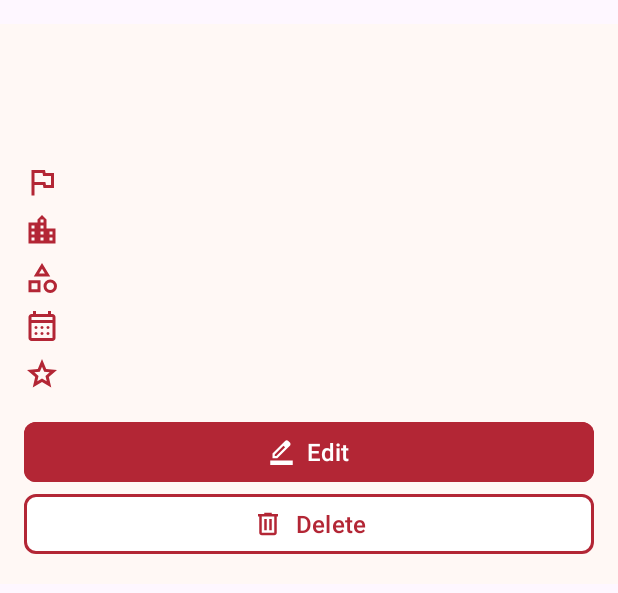
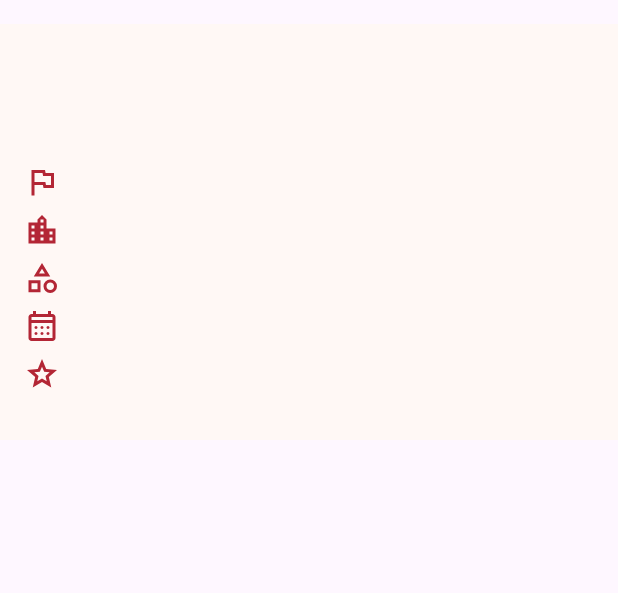
Before and after one commit to dianaarutcheva/travel-experience-tracker, an Android app: the layout item_travel_experience.xml on its own in the app's theme, with its tools: preview values and no code run, on a phone screen of 412 x 824 dp. Shown: the top 593 px of the screen. Run offline under Robolectric (Android 15) with nearby library versions, the phone set to English and light mode, and no system bars.

Commit message:
Refactor experience list actions and add Timber logging

```diff
--- a/app/build.gradle.kts
+++ b/app/build.gradle.kts
@@ -41,4 +41,5 @@ dependencies {
     testImplementation(libs.junit)
     androidTestImplementation(libs.androidx.espresso.core)
     androidTestImplementation(libs.androidx.junit)
+    implementation("com.jakewharton.timber:timber:5.0.1")
 }
--- a/app/src/main/res/layout/item_travel_experience.xml
+++ b/app/src/main/res/layout/item_travel_experience.xml
@@ -1,6 +1,5 @@
 <?xml version="1.0" encoding="utf-8"?>
 <LinearLayout xmlns:android="http://schemas.android.com/apk/res/android"
-    xmlns:app="http://schemas.android.com/apk/res-auto"
     android:layout_width="match_parent"
     android:layout_height="wrap_content"
     android:layout_marginTop="16dp"
@@ -90,33 +89,5 @@
         android:textColor="#202124"
         android:textSize="14sp" />
 
-    <Button
-        android:id="@+id/editButton"
-        android:layout_width="match_parent"
-        android:layout_height="48dp"
-        android:backgroundTint="#B32635"
-        android:text="Edit"
-        android:textColor="#FFFFFF"
-        android:textSize="16sp"
-        app:cornerRadius="8dp"
-        app:icon="@drawable/edit_icon"
-        app:iconGravity="textStart"
-        app:iconPadding="8dp" />
 
-    <Button
-        android:id="@+id/deleteButton"
-        android:layout_width="match_parent"
-        android:layout_height="48dp"
-        android:backgroundTint="#FFFFFF"
-        android:text="Delete"
-        android:textColor="#B32635"
-        android:textSize="16sp"
-        app:cornerRadius="8dp"
-        app:icon="@drawable/delete_icon"
-        app:iconGravity="textStart"
-        app:iconPadding="8dp"
-        app:iconSize="20dp"
-        app:iconTint="#B32635"
-        app:strokeColor="#B32635"
-        app:strokeWidth="2dp" />
 </LinearLayout>
--- a/app/src/main/res/values/strings.xml
+++ b/app/src/main/res/values/strings.xml
@@ -1,3 +1,6 @@
 <resources>
     <string name="app_name">Travel Experience Tracker</string>
+    <string name="delete_experience_title">Delete this experience?</string>
+    <string name="delete_experience_message">Remove %1$s from your travel experiences?</string>
+    <string name="delete_experience_action">Delete</string>
 </resources>
```
Also changed, not shown: app/src/main/java/org/setu/travelexperiencetracker/AddEditActivity.kt (+59 -34 lines), app/src/main/java/org/setu/travelexperiencetracker/ExperienceListActivity.kt (+58 -26 lines), app/src/main/java/org/setu/travelexperiencetracker/MainActivity.kt (+9 -2 lines), app/src/main/java/org/setu/travelexperiencetracker/TravelExperienceAdapter.kt (+37 -16 lines), app/src/main/java/org/setu/travelexperiencetracker/models/TravelExperienceMemStore.kt (+22 -7 lines).
